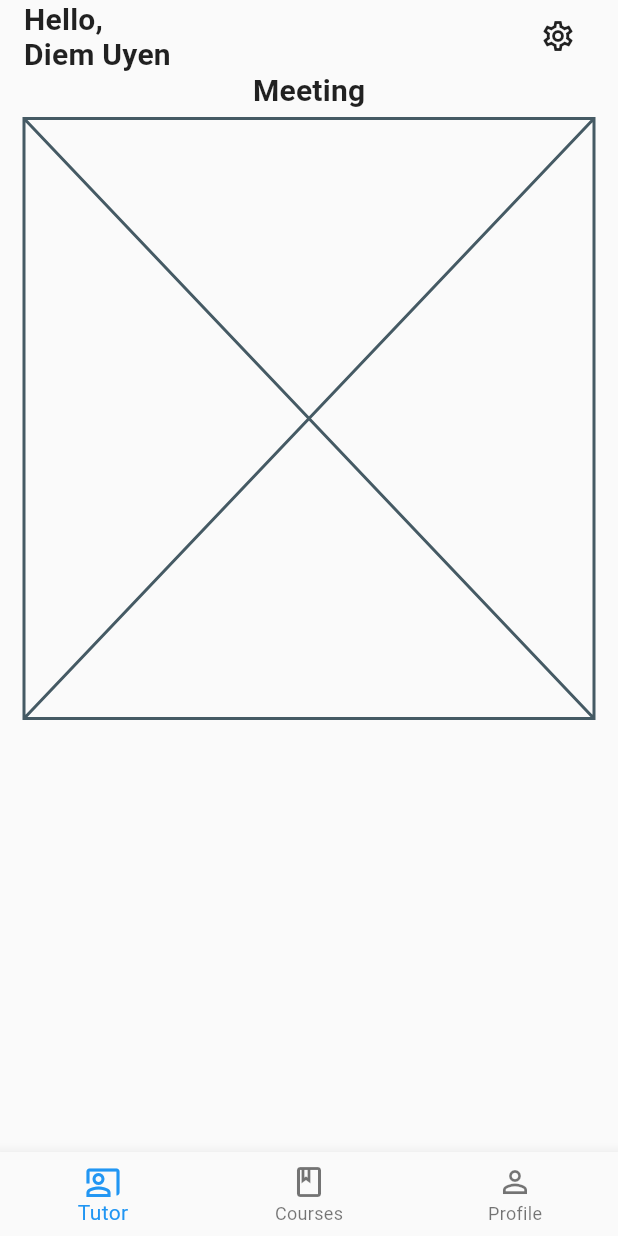
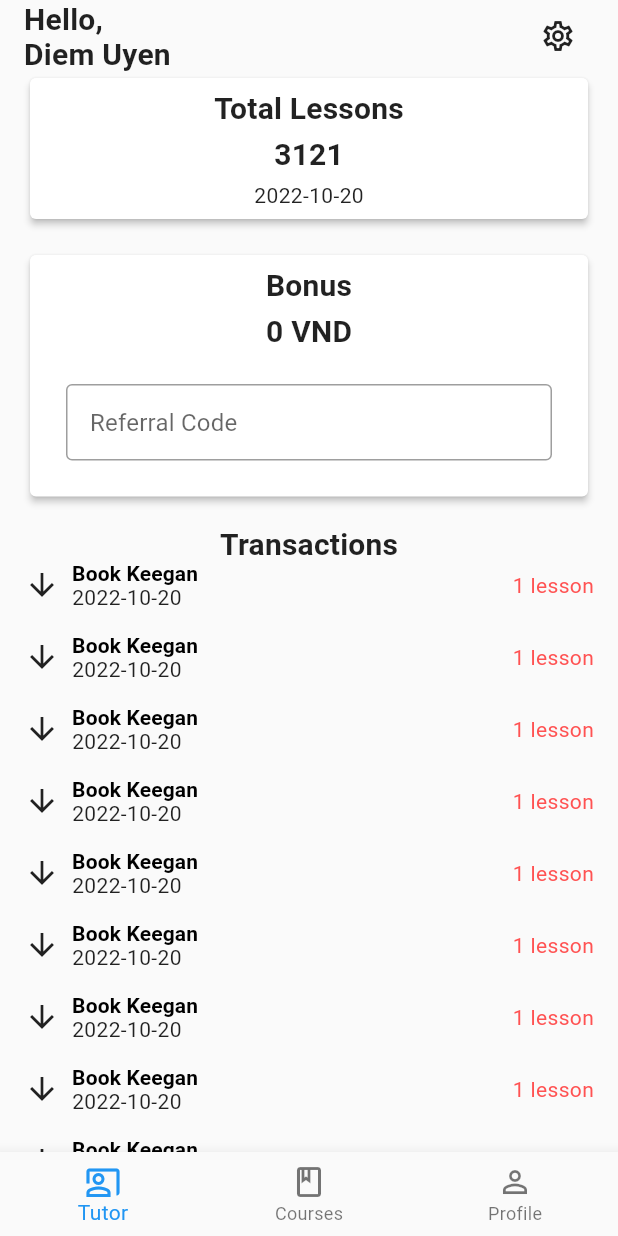
Before and after one commit to DiemUyen/CSC13118_LetTutor, a Flutter app: the screen it shows after launch, on a phone screen of 412 x 824 dp. Run offline on Flutter 3.47's test engine with Material 2 defaults, Android fonts, the phone set to English and light mode, and no system bars; our stand-ins replace flutter_rating_bar; missing offline and left inert: flutter_rounded_date_picker.

Commit message:
Draft Wallet page

```diff
--- a/let_tutor/lib/main.dart
+++ b/let_tutor/lib/main.dart
@@ -7,6 +7,7 @@ import 'package:let_tutor/routes/profile/history_page.dart';
 import 'package:let_tutor/routes/profile/my_profile_page.dart';
 import 'package:let_tutor/routes/profile/profile_home_page.dart';
 import 'package:let_tutor/routes/profile/schedule_page.dart';
+import 'package:let_tutor/routes/profile/wallet_page.dart';
 import 'package:let_tutor/routes/setting_page.dart';
 import 'package:let_tutor/routes/tutor/tutor_home_page.dart';
 import 'package:let_tutor/theme/custom_theme.dart';
@@ -36,7 +37,7 @@ class MyApp extends StatelessWidget {
                   TransparentAppBar(),
                   Padding(
                     padding: EdgeInsets.symmetric(horizontal: 16.0),
-                    child: MeetingPage(),
+                    child: WalletPage(),
                   )
                 ],
               ),
--- /dev/null
+++ b/let_tutor/lib/routes/profile/wallet_page.dart
@@ -0,0 +1,102 @@
+import 'package:flutter/material.dart';
+import 'package:intl/intl.dart';
+
+class WalletPage extends StatefulWidget {
+  const WalletPage({Key? key}) : super(key: key);
+
+  @override
+  State<WalletPage> createState() => _WalletPageState();
+}
+
+class _WalletPageState extends State<WalletPage> {
+  @override
+  Widget build(BuildContext context) {
+    return LayoutBuilder(builder: (context, constraints) {
+      return Column(
+        children: [
+          // Total lessons
+          Card(
+            elevation: 2,
+            child: SizedBox(
+              width: constraints.maxWidth,
+              child: Padding(
+                padding: const EdgeInsets.all(8.0),
+                child: Column(
+                  children: [
+                    Text('Total Lessons', style: Theme.of(context).textTheme.headline6,),
+                    const SizedBox(height: 8,),
+                    Text('3121', style: Theme.of(context).textTheme.headline6,),
+                    const SizedBox(height: 8,),
+                    Text(DateFormat('yyyy-MM-dd').format(DateTime.now()))
+                  ],
+                ),
+              ),
+            ),
+          ),
+          const SizedBox(height: 16,),
+
+          // Bonus
+          Card(
+            elevation: 2,
+            child: SizedBox(
+              width: constraints.maxWidth,
+              child: Padding(
+                padding: const EdgeInsets.all(8.0),
+                child: Column(
+                  children: [
+                    Text('Bonus', style: Theme.of(context).textTheme.headline6,),
+                    const SizedBox(height: 8,),
+                    Text('0 VND', style: Theme.of(context).textTheme.headline6,),
+                    const SizedBox(height: 8,),
+                    Padding(
+                      padding: const EdgeInsets.all(16.0),
+                      child: TextFormField(
+                        decoration: const InputDecoration(
+                          contentPadding: const EdgeInsets.all(16),
+                          border: const OutlineInputBorder(),
+                          hintText: 'Referral Code'
+                        ),
+                      ),
+                    )
+                  ],
+                ),
+              ),
+            ),
+          ),
+          const SizedBox(height: 16,),
+
+          // Transactions
+          Text('Transactions', style: Theme.of(context).textTheme.headline6,),
+          ListView.builder(
+            shrinkWrap: true,
+            scrollDirection: Axis.vertical,
+            itemCount: 20,
+            itemBuilder: (context, index) {
+              return Column(
+                children: [
+                  Row(
+                    children: [
+                      const Icon(Icons.arrow_downward_outlined),
+                      const SizedBox(width: 8,),
+                      Expanded(
+                        child: Column(
+                          crossAxisAlignment: CrossAxisAlignment.start,
+                          children: [
+                            Text('Book Keegan', style: Theme.of(context).textTheme.subtitle2,),
+                            const Text('2022-10-20')
+                          ],
+                        ),
+                      ),
+                      const Text('1 lesson', style: TextStyle(color: Colors.redAccent),)
+                    ],
+                  ),
+                  const SizedBox(height: 16,)
+                ],
+              );
+            },
+          )
+        ],
+      );
+    });
+  }
+}
```
